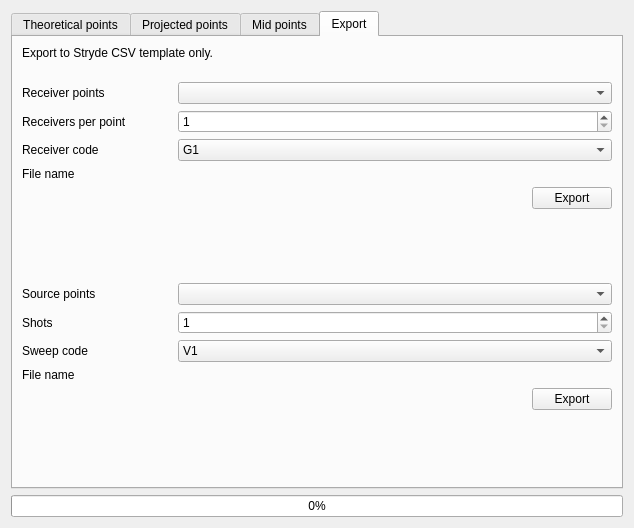
davidboutelier/urban_seismic, file urban_seismic_dialog_base.ui: the form before one commit.
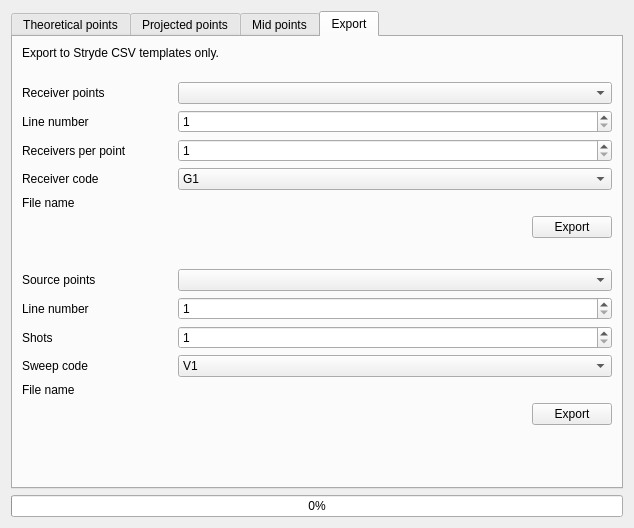
The form after the commit. Custom widgets are drawn as their Qt base class.

The edit to the form file:
```diff
--- a/urban_seismic_dialog_base.ui
+++ b/urban_seismic_dialog_base.ui
@@ -782,7 +782,7 @@
           </size>
          </property>
          <property name="text">
-          <string>Export to Stryde CSV template only. </string>
+          <string>Export to Stryde CSV templates only. </string>
          </property>
          <property name="alignment">
           <set>Qt::AlignLeading|Qt::AlignLeft|Qt::AlignTop</set>
@@ -811,7 +811,37 @@
           </widget>
          </item>
          <item>
-          <widget class="QgsMapLayerComboBox" name="mMapLayerComboBox_2"/>
+          <widget class="QgsMapLayerComboBox" name="rp_export_mMapLayerComboBox"/>
+         </item>
+        </layout>
+       </item>
+       <item>
+        <layout class="QHBoxLayout" name="horizontalLayout_34">
+         <item>
+          <widget class="QLabel" name="label_29">
+           <property name="minimumSize">
+            <size>
+             <width>150</width>
+             <height>0</height>
+            </size>
+           </property>
+           <property name="maximumSize">
+            <size>
+             <width>150</width>
+             <height>16777215</height>
+            </size>
+           </property>
+           <property name="text">
+            <string>Line number</string>
+           </property>
+          </widget>
+         </item>
+         <item>
+          <widget class="QSpinBox" name="rp_line_export_spinBox">
+           <property name="minimum">
+            <number>1</number>
+           </property>
+          </widget>
          </item>
         </layout>
        </item>
@@ -967,7 +997,37 @@
           </widget>
          </item>
          <item>
-          <widget class="QgsMapLayerComboBox" name="mMapLayerComboBox_3"/>
+          <widget class="QgsMapLayerComboBox" name="sp_export_mMapLayerComboBox"/>
+         </item>
+        </layout>
+       </item>
+       <item>
+        <layout class="QHBoxLayout" name="horizontalLayout_35">
+         <item>
+          <widget class="QLabel" name="label_30">
+           <property name="minimumSize">
+            <size>
+             <width>150</width>
+             <height>0</height>
+            </size>
+           </property>
+           <property name="maximumSize">
+            <size>
+             <width>150</width>
+             <height>16777215</height>
+            </size>
+           </property>
+           <property name="text">
+            <string>Line number</string>
+           </property>
+          </widget>
+         </item>
+         <item>
+          <widget class="QSpinBox" name="sp_line_export_spinBox">
+           <property name="minimum">
+            <number>1</number>
+           </property>
+          </widget>
          </item>
         </layout>
        </item>
```
Left out of the diff: 28 changed lines with no effect on the pictures.
